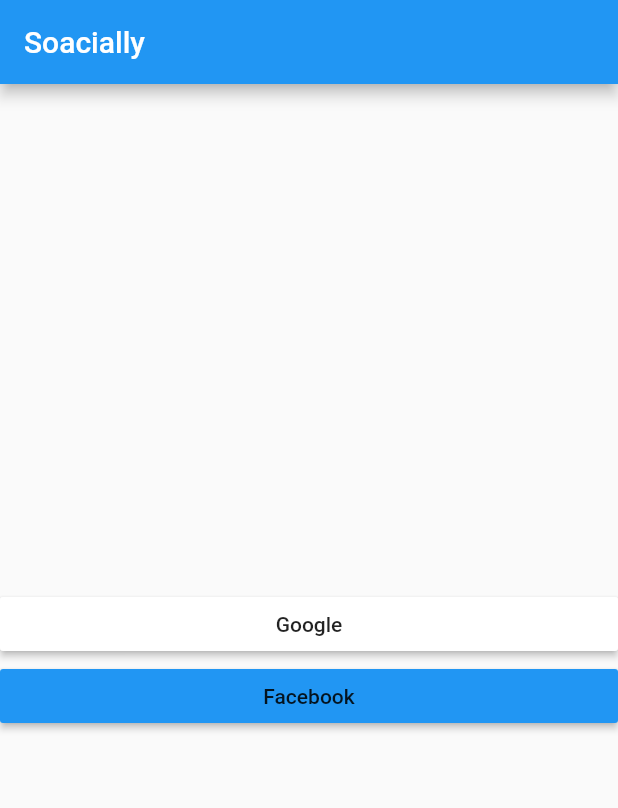
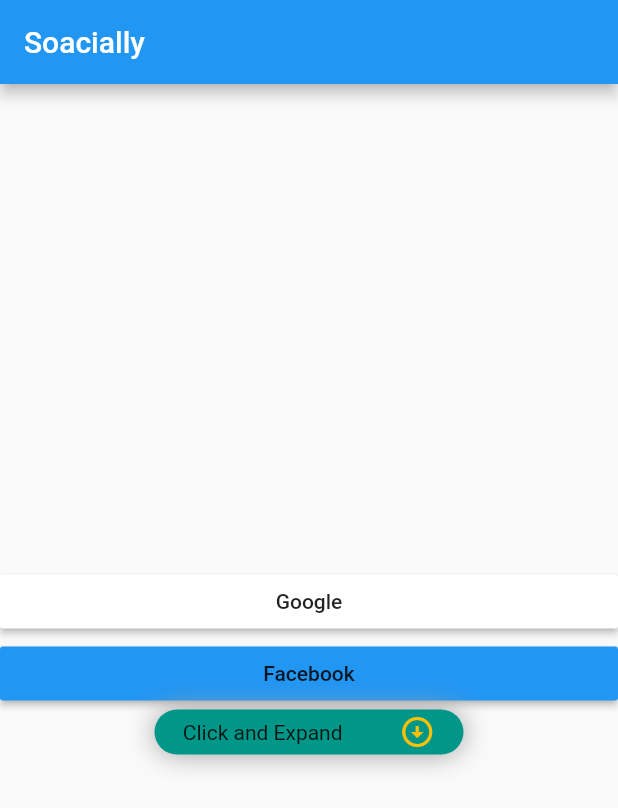
Before and after one commit to evanezent/Socially, a Flutter app: the screen it shows after launch, after a tap on "Google", on a phone screen of 412 x 824 dp. Shown: the top 808 px of the screen. Run offline on Flutter 3.47's test engine with Material 2 defaults, Android fonts, the phone set to English and light mode, and no system bars; our stand-ins replace firebase_auth, firebase_core, google_sign_in; missing offline and left inert: flutter_facebook_login; accounts and stored records are empty.

Commit message:
animate flutter

```diff
--- a/lib/handler.dart
+++ b/lib/handler.dart
@@ -11,14 +11,17 @@ class HandlerFunction {
   final FirebaseAuth _firebaseAuth = FirebaseAuth.instance;
 
   Future<UserModel> signInWithGoogle() async {
-    GoogleSignInAccount googleSignInAccount;
+    var errorMessage;
     try {
       print("jalan");
-      googleSignInAccount = await googleSignIn.signIn();
-    } catch (e) {
-      print(e.toString());
-      return null;
+      final GoogleSignInAccount googleSignInAccount =
+          await googleSignIn.signIn();
+
+      if (googleSignInAccount == null) {
+        errorMessage = "CANCELLED_SIGN_IN";
+        return Future.error(errorMessage);
       }
+
       final GoogleSignInAuthentication googleSignInAuthentication =
           await googleSignInAccount.authentication;
 
@@ -47,6 +50,40 @@ class HandlerFunction {
         return userModel;
       }
 
+      return null;
+    } catch (error) {
+      switch (error.code) {
+        case "ERROR_ACCOUNT_EXISTS_WITH_DIFFERENT_CREDENTIAL":
+          errorMessage = "Account already exists with a different credential.";
+          break;
+        case "ERROR_INVALID_CREDENTIAL":
+          errorMessage = "Invalid credential.";
+          break;
+        case "ERROR_INVALID_EMAIL":
+          errorMessage = "Your email address appears to be malformed.";
+          break;
+        case "ERROR_WRONG_PASSWORD":
+          errorMessage = "Your password is wrong.";
+          break;
+        case "ERROR_USER_NOT_FOUND":
+          errorMessage = "User with this email doesn't exist.";
+          break;
+        case "ERROR_USER_DISABLED":
+          errorMessage = "User with this email has been disabled.";
+          break;
+        case "ERROR_TOO_MANY_REQUESTS":
+          errorMessage = "Too many requests. Try again later.";
+          break;
+        case "ERROR_OPERATION_NOT_ALLOWED":
+          errorMessage = "Signing in with Email and Password is not enabled.";
+          break;
+        default:
+          errorMessage = "An undefined Error happened. ";
+      }
+    }
+    if (errorMessage != null) {
+      return Future.error(errorMessage);
+    }
     return null;
   }
 
--- a/lib/main.dart
+++ b/lib/main.dart
@@ -55,8 +55,11 @@ class MyHomePage extends StatefulWidget {
 }
 
 class _MyHomePageState extends State<MyHomePage> {
+  double animateHeight = 0;
   @override
   Widget build(BuildContext context) {
+    Size size = MediaQuery.of(context).size;
+
     return Scaffold(
       appBar: AppBar(
         title: Text("Soacially"),
@@ -78,7 +81,12 @@ class _MyHomePageState extends State<MyHomePage> {
                     ),
                   );
                 }
+              }).catchError((errorMessage) async {
+                if (errorMessage != 'CANCELLED_SIGN_IN') {
+                  print(errorMessage);
+                }
               });
+              ;
             },
             color: Colors.white,
             child: Center(
@@ -105,6 +113,46 @@ class _MyHomePageState extends State<MyHomePage> {
             child: Center(
               child: Text("Facebook"),
             ),
+          ),
+          Container(
+            width: size.width * 0.5,
+            margin: EdgeInsets.symmetric(horizontal: 20),
+            decoration: BoxDecoration(
+                borderRadius: BorderRadius.circular(20),
+                color: Colors.teal,
+                boxShadow: [BoxShadow(blurRadius: 15, color: Colors.grey)]),
+            child: Column(
+              children: [
+                InkWell(
+                  onTap: () {
+                    setState(() {
+                      animateHeight = animateHeight == 0 ? 50 : 0;
+                    });
+                  },
+                  child: Container(
+                    height: 30,
+                    child: Row(
+                      mainAxisAlignment: MainAxisAlignment.spaceAround,
+                      children: [
+                        Center(child: Text("Click and Expand")),
+                        Transform.rotate(
+                          angle: animateHeight == 0 ? 0 : 3.1,
+                          child: Icon(
+                            Icons.arrow_circle_down,
+                            color: Colors.amber,
+                          ),
+                        )
+                      ],
+                    ),
+                  ),
+                ),
+                AnimatedContainer(
+                  duration: Duration(milliseconds: 700),
+                  height: animateHeight,
+                  child: Text("Expanded"),
+                )
+              ],
+            ),
           )
         ],
       ),
```
Lines whose indentation alone changed are shown as unchanged.
